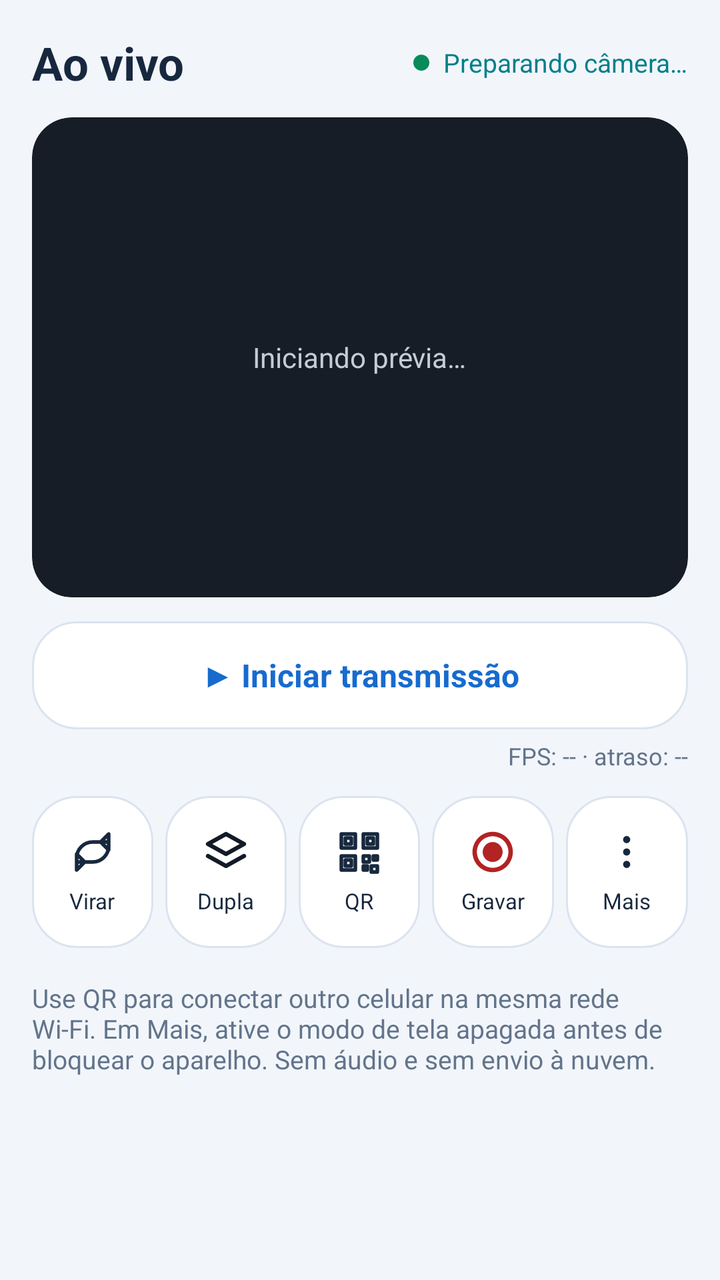
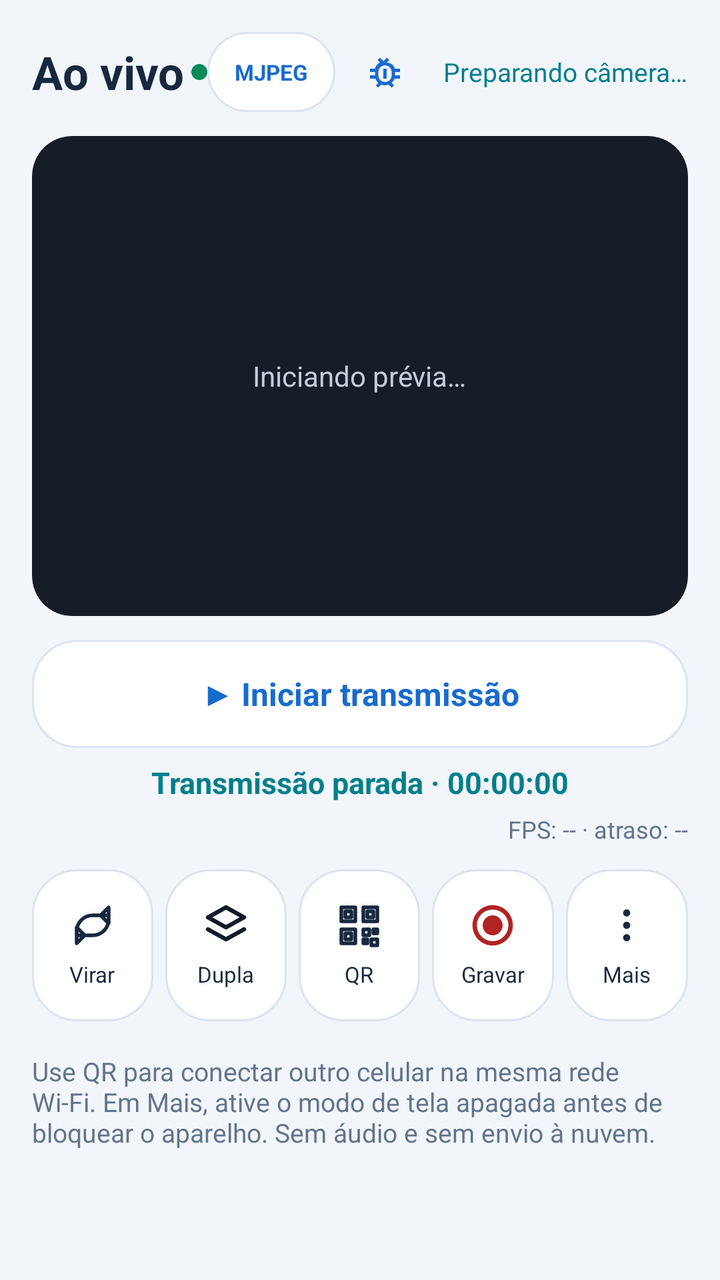

An Android layout rendered at two revisions. The XML below is the earlier revision; the diff shows what the commit changed to produce the second picture.
<!-- AndroidManifest.xml: application theme Theme.MinhaCamera -->
<!-- res/layout/activity_phone_camera.xml -->
<?xml version="1.0" encoding="utf-8"?>
<ScrollView xmlns:android="http://schemas.android.com/apk/res/android"
    android:layout_width="match_parent" android:layout_height="match_parent"
    android:background="@color/app_background" android:fillViewport="true">
    <LinearLayout android:layout_width="match_parent" android:layout_height="wrap_content" android:orientation="vertical" android:padding="16dp">
        <LinearLayout android:layout_width="match_parent" android:layout_height="wrap_content" android:gravity="center_vertical" android:orientation="horizontal"
            android:layout_marginBottom="12dp">
            <TextView android:layout_width="0dp" android:layout_weight="1" android:layout_height="wrap_content"
                android:text="@string/ui_live" android:textColor="@color/app_text" android:textSize="23sp" android:textStyle="bold"/>
            <View android:layout_width="8dp" android:layout_height="8dp" android:background="@drawable/bg_ui_live"/>
            <TextView android:id="@+id/phoneStatus" android:layout_width="wrap_content" android:layout_height="wrap_content"
                android:text="@string/phone_waiting" android:textColor="@color/brand_secondary" android:layout_marginStart="7dp" android:textSize="13sp"/>
        </LinearLayout>
        <FrameLayout android:id="@+id/phoneSinglePreview" android:layout_width="match_parent" android:layout_height="240dp"
            android:background="@drawable/bg_ui_preview" android:clipToOutline="true">
            <TextureView android:id="@+id/phonePreview" android:layout_width="match_parent" android:layout_height="match_parent"/>
            <ImageView android:id="@+id/phoneBackgroundPreview"
                android:layout_width="match_parent" android:layout_height="match_parent"
                android:scaleType="fitCenter" android:background="#000000"
                android:visibility="gone" android:contentDescription="@string/phone_camera" />
            <TextView android:id="@+id/phoneTelemetryPreview"
                android:layout_width="wrap_content" android:layout_height="wrap_content"
                android:layout_gravity="top|start" android:layout_margin="10dp"
                android:background="@drawable/bg_phone_telemetry" android:paddingStart="9dp"
                android:paddingEnd="9dp" android:paddingTop="6dp" android:paddingBottom="6dp"
                android:textSize="12sp" android:textStyle="bold" android:textColor="#FFFFFFFF"
                android:visibility="gone" android:contentDescription="@string/phone_battery_overlay_description" />
            <TextView android:id="@+id/previewPlaceholder" android:layout_width="wrap_content" android:layout_height="wrap_content"
                android:layout_gravity="center" android:text="@string/ui_preview_loading" android:textColor="#C4CCD7" android:textSize="14sp"/>
        </FrameLayout>
        <LinearLayout android:id="@+id/phoneDualPreview" android:layout_width="match_parent"
            android:layout_height="wrap_content" android:orientation="vertical" android:visibility="gone"
            android:background="@drawable/bg_ui_preview" android:padding="5dp">
            <ImageView android:id="@+id/phoneDualTop" android:layout_width="match_parent"
                android:layout_height="200dp" android:scaleType="fitCenter" android:background="#2B4756"
                android:contentDescription="@string/phone_back_camera" />
            <ImageView android:id="@+id/phoneDualBottom" android:layout_width="match_parent"
                android:layout_height="200dp" android:layout_marginTop="5dp" android:scaleType="fitCenter"
                android:background="#4B4255" android:contentDescription="@string/phone_front_camera" />
        </LinearLayout>
        <TextView android:id="@+id/phoneTransmissionToggle"
            android:layout_width="match_parent" android:layout_height="54dp"
            android:layout_marginTop="12dp" android:background="@drawable/bg_ui_card"
            android:clickable="true" android:focusable="true" android:gravity="center"
            android:text="@string/phone_transmit_start" android:textColor="@color/brand_primary"
            android:textStyle="bold" android:textSize="16sp" />
        <TextView android:id="@+id/phoneTxPerformance"
            android:layout_width="match_parent" android:layout_height="wrap_content"
            android:gravity="end" android:paddingTop="5dp"
            android:text="@string/phone_performance_waiting"
            android:textColor="@color/ui_muted" android:textSize="12sp" />
        <TextView android:id="@+id/phoneThermalWarning"
            android:layout_width="match_parent" android:layout_height="wrap_content"
            android:layout_marginTop="3dp" android:padding="7dp"
            android:background="@drawable/bg_phone_telemetry"
            android:textColor="#FFFFFFFF" android:textSize="12sp"
            android:visibility="gone" android:accessibilityLiveRegion="polite" />
        <LinearLayout android:layout_width="match_parent" android:layout_height="wrap_content"
            android:layout_marginTop="12dp" android:orientation="horizontal" android:baselineAligned="false">
            <LinearLayout android:id="@+id/phoneSwitch" android:layout_width="0dp" android:layout_weight="1"
                android:layout_height="76dp" android:layout_marginStart="0dp"
                android:layout_marginEnd="3dp" android:padding="4dp" android:gravity="center"
                android:background="@drawable/bg_ui_card" android:orientation="vertical" android:clickable="true"
                android:focusable="true" android:contentDescription="@string/ui_flip">
                <ImageView android:id="@+id/iconphoneSwitch"
                    android:layout_width="24dp" android:layout_height="24dp" android:src="@drawable/ic_ui_flip"
                    android:contentDescription="@null"/>
                <TextView android:id="@+id/labelphoneSwitch"
                    android:layout_width="wrap_content" android:layout_height="wrap_content" android:layout_marginTop="5dp"
                    android:text="@string/ui_flip" android:textColor="@color/app_text" android:textSize="11sp"/>
            </LinearLayout>
            <LinearLayout android:id="@+id/phoneDual" android:layout_width="0dp" android:layout_weight="1"
                android:layout_height="76dp" android:layout_marginStart="3dp"
                android:layout_marginEnd="3dp" android:padding="4dp" android:gravity="center"
                android:background="@drawable/bg_ui_card" android:orientation="vertical" android:clickable="true"
                android:focusable="true" android:contentDescription="@string/ui_dual">
                <ImageView android:id="@+id/iconphoneDual"
                    android:layout_width="24dp" android:layout_height="24dp" android:src="@drawable/ic_ui_dual"
                    android:contentDescription="@null"/>
                <TextView android:id="@+id/labelphoneDual"
                    android:layout_width="wrap_content" android:layout_height="wrap_content" android:layout_marginTop="5dp"
                    android:text="@string/ui_dual" android:textColor="@color/app_text" android:textSize="11sp"/>
            </LinearLayout>
            <LinearLayout android:id="@+id/phoneQr" android:layout_width="0dp" android:layout_weight="1"
                android:layout_height="76dp" android:layout_marginStart="3dp"
                android:layout_marginEnd="3dp" android:padding="4dp" android:gravity="center"
                android:background="@drawable/bg_ui_card" android:orientation="vertical" android:clickable="true"
                android:focusable="true" android:contentDescription="@string/ui_qr">
                <ImageView android:id="@+id/iconphoneQr"
                    android:layout_width="24dp" android:layout_height="24dp" android:src="@drawable/ic_ui_qr"
                    android:contentDescription="@null"/>
                <TextView android:id="@+id/labelphoneQr"
                    android:layout_width="wrap_content" android:layout_height="wrap_content" android:layout_marginTop="5dp"
                    android:text="@string/ui_qr" android:textColor="@color/app_text" android:textSize="11sp"/>
            </LinearLayout>
            <LinearLayout android:id="@+id/phoneRecord" android:layout_width="0dp" android:layout_weight="1"
                android:layout_height="76dp" android:layout_marginStart="3dp"
                android:layout_marginEnd="3dp" android:padding="4dp" android:gravity="center"
                android:background="@drawable/bg_ui_card" android:orientation="vertical" android:clickable="true"
                android:focusable="true" android:contentDescription="@string/ui_record">
                <ImageView android:id="@+id/phoneRecordIcon"
                    android:layout_width="24dp" android:layout_height="24dp" android:src="@drawable/ic_ui_record"
                    android:contentDescription="@null"/>
                <TextView android:id="@+id/phoneRecordLabel"
                    android:layout_width="wrap_content" android:layout_height="wrap_content" android:layout_marginTop="5dp"
                    android:text="@string/ui_record" android:textColor="@color/app_text" android:textSize="11sp"/>
            </LinearLayout>
            <LinearLayout android:id="@+id/phoneMore" android:layout_width="0dp" android:layout_weight="1"
                android:layout_height="76dp" android:layout_marginStart="3dp"
                android:layout_marginEnd="0dp" android:padding="4dp" android:gravity="center"
                android:background="@drawable/bg_ui_card" android:orientation="vertical" android:clickable="true"
                android:focusable="true" android:contentDescription="@string/ui_more_short">
                <ImageView android:id="@+id/iconphoneMore"
                    android:layout_width="24dp" android:layout_height="24dp" android:src="@drawable/ic_ui_more"
                    android:contentDescription="@null"/>
                <TextView android:id="@+id/labelphoneMore"
                    android:layout_width="wrap_content" android:layout_height="wrap_content" android:layout_marginTop="5dp"
                    android:text="@string/ui_more_short" android:textColor="@color/app_text" android:textSize="11sp"/>
            </LinearLayout>
        </LinearLayout>
        
        <View android:id="@+id/phoneRevoke" android:layout_width="1dp" android:layout_height="1dp" android:visibility="gone"/>
        <TextView android:layout_width="match_parent" android:layout_height="wrap_content" android:layout_marginTop="16dp"
            android:text="@string/ui_stream_instructions" android:textColor="@color/ui_muted" android:textSize="13sp"/>
        <TextView android:id="@+id/phoneAddress" android:layout_width="match_parent" android:layout_height="wrap_content"
            android:visibility="gone" android:text="@string/phone_no_address"/>
    </LinearLayout>
</ScrollView>
<!-- resources referenced by this layout -->
<resources>
  <color name="app_background">#F2F6FB</color>
  <color name="app_text">#17283E</color>
  <color name="brand_primary">#176BCE</color>
  <color name="brand_secondary">#007F8B</color>
  <color name="ui_muted">#63748B</color>
  <!-- drawable bg_phone_telemetry (drawable) -->
  <?xml version="1.0" encoding="utf-8"?>
  <shape xmlns:android="http://schemas.android.com/apk/res/android" android:shape="rectangle">
      <solid android:color="#C40B111B" />
      <corners android:radius="8dp" />
  </shape>
  <!-- drawable bg_ui_card (drawable) -->
  <?xml version="1.0" encoding="utf-8"?>
  <shape xmlns:android="http://schemas.android.com/apk/res/android" android:shape="rectangle">
      <solid android:color="@color/app_surface"/><corners android:radius="22dp"/>
      <stroke android:width="1dp" android:color="@color/app_outline"/>
  </shape>
  <!-- drawable bg_ui_live (drawable) -->
  <?xml version="1.0" encoding="utf-8"?>
  <shape xmlns:android="http://schemas.android.com/apk/res/android" android:shape="oval">
      <solid android:color="#078B59"/>
  </shape>
  <!-- drawable bg_ui_preview (drawable) -->
  <?xml version="1.0" encoding="utf-8"?>
  <shape xmlns:android="http://schemas.android.com/apk/res/android" android:shape="rectangle">
      <solid android:color="#171D27"/><corners android:radius="20dp"/>
  </shape>
  <!-- drawable ic_ui_record (drawable) -->
  <vector xmlns:android="http://schemas.android.com/apk/res/android" android:width="24dp" android:height="24dp" android:viewportWidth="24" android:viewportHeight="24">
      <path android:fillColor="@android:color/transparent" android:strokeColor="#B22323" android:strokeWidth="2.2" android:pathData="M12,3 A9,9 0 1,1 11.99,3"/>
      <path android:fillColor="#B22323" android:pathData="M12,7 A5,5 0 1,1 11.99,7" />
  </vector>
  <string name="phone_back_camera">Câmera traseira</string>
  <string name="phone_battery_overlay_description">Nível de carga e temperatura da bateria do celular transmissor</string>
  <string name="phone_camera">Câmera de celular</string>
  <string name="phone_front_camera">Câmera frontal</string>
  <string name="phone_no_address">A transmissão ainda não possui endereço.</string>
  <string name="phone_performance_waiting">FPS: -- · atraso: --</string>
  <string name="phone_transmit_start">▶ Iniciar transmissão</string>
  <string name="phone_waiting">Preparando câmera…</string>
  <string name="ui_dual">Dupla</string>
  <string name="ui_flip">Virar</string>
  <string name="ui_live">Ao vivo</string>
  <string name="ui_more_short">Mais</string>
  <string name="ui_preview_loading">Iniciando prévia…</string>
  <string name="ui_qr">QR</string>
  <string name="ui_record">Gravar</string>
  <string name="ui_stream_instructions">Use QR para conectar outro celular na mesma rede Wi-Fi. Em Mais, ative o modo de tela apagada antes de bloquear o aparelho. Sem áudio e sem envio à nuvem.</string>
  <color name="app_surface">#FFFFFF</color>
  <color name="app_outline">#DBE4EF</color>
  <color name="brand_on_primary">#FFFFFF</color>
  <!-- unchanged entries left out for length: 5 -->
</resources>

<!-- the commit's change to res/layout/activity_phone_camera.xml (unified diff, before → after) -->
@@ -8,6 +8,17 @@
             <TextView android:layout_width="0dp" android:layout_weight="1" android:layout_height="wrap_content"
                 android:text="@string/ui_live" android:textColor="@color/app_text" android:textSize="23sp" android:textStyle="bold"/>
             <View android:layout_width="8dp" android:layout_height="8dp" android:background="@drawable/bg_ui_live"/>
+            <TextView android:id="@+id/phoneCodecTop"
+                android:layout_width="wrap_content" android:layout_height="40dp"
+                android:minWidth="64dp" android:layout_marginEnd="4dp" android:paddingHorizontal="8dp"
+                android:gravity="center" android:background="@drawable/bg_ui_card"
+                android:text="MJPEG" android:textStyle="bold" android:textSize="11sp" android:textColor="@color/brand_primary"
+                android:clickable="true" android:focusable="true" android:contentDescription="@string/phone_codec_title"/>
+            <ImageView android:id="@+id/phoneDiagnosticTop"
+                android:layout_width="40dp" android:layout_height="40dp"
+                android:padding="10dp" android:layout_marginEnd="3dp"
+                android:src="@drawable/ic_ui_bug" android:background="?attr/selectableItemBackgroundBorderless"
+                android:clickable="true" android:focusable="true" android:contentDescription="@string/phone_diagnostic_title"/>
             <TextView android:id="@+id/phoneStatus" android:layout_width="wrap_content" android:layout_height="wrap_content"
                 android:text="@string/phone_waiting" android:textColor="@color/brand_secondary" android:layout_marginStart="7dp" android:textSize="13sp"/>
         </LinearLayout>
@@ -44,6 +55,11 @@
             android:clickable="true" android:focusable="true" android:gravity="center"
             android:text="@string/phone_transmit_start" android:textColor="@color/brand_primary"
             android:textStyle="bold" android:textSize="16sp" />
+        <TextView android:id="@+id/phoneTransmissionClock"
+            android:layout_width="match_parent" android:layout_height="wrap_content"
+            android:layout_marginTop="7dp" android:gravity="center"
+            android:text="@string/phone_clock_idle" android:textColor="@color/brand_secondary"
+            android:textStyle="bold" android:textSize="15sp"/>
         <TextView android:id="@+id/phoneTxPerformance"
             android:layout_width="match_parent" android:layout_height="wrap_content"
             android:gravity="end" android:paddingTop="5dp"
<!-- resource entries referenced after the edit -->
@@ -27,6 +27,12 @@
   <shape xmlns:android="http://schemas.android.com/apk/res/android" android:shape="rectangle">
       <solid android:color="#171D27"/><corners android:radius="20dp"/>
   </shape>
+  <!-- drawable ic_ui_bug (drawable) -->
+  <vector xmlns:android="http://schemas.android.com/apk/res/android"
+      android:width="24dp" android:height="24dp" android:viewportWidth="24" android:viewportHeight="24">
+      <path android:fillColor="@color/brand_primary"
+          android:pathData="M14,6.3L15.5,4.8 14.1,3.4 12.2,5.3a5.5,5.5 0,0 0,-0.4 0l-1.9,-1.9L8.5,4.8 10,6.3A5.8,5.8 0,0 0,7 10H4v2h3v2H4v2h3.2A5.9,5.9 0,0 0,9 18.5L7.5,20l1.4,1.4 1.9,-1.9c0.7,0.3 1.5,0.5 2.2,0.5s1.5,-0.2 2.2,-0.5l1.9,1.9 1.4,-1.4 -1.5,-1.5A5.9,5.9 0,0 0,18.8 16H22v-2h-3v-2h3v-2h-3A5.8,5.8 0,0 0,14 6.3zM13,18c-2.2,0 -4,-1.8 -4,-4v-2c0,-2.2 1.8,-4 4,-4s4,1.8 4,4v2c0,2.2 -1.8,4 -4,4zM12,10h2v6h-2z"/>
+  </vector>
   <!-- drawable ic_ui_record (drawable) -->
   <vector xmlns:android="http://schemas.android.com/apk/res/android" android:width="24dp" android:height="24dp" android:viewportWidth="24" android:viewportHeight="24">
       <path android:fillColor="@android:color/transparent" android:strokeColor="#B22323" android:strokeWidth="2.2" android:pathData="M12,3 A9,9 0 1,1 11.99,3"/>
@@ -35,6 +41,9 @@
   <string name="phone_back_camera">Câmera traseira</string>
   <string name="phone_battery_overlay_description">Nível de carga e temperatura da bateria do celular transmissor</string>
   <string name="phone_camera">Câmera de celular</string>
+  <string name="phone_clock_idle">Transmissão parada · 00:00:00</string>
+  <string name="phone_codec_title">Formato da transmissão</string>
+  <string name="phone_diagnostic_title">Diagnóstico da transmissão</string>
   <string name="phone_front_camera">Câmera frontal</string>
   <string name="phone_no_address">A transmissão ainda não possui endereço.</string>
   <string name="phone_performance_waiting">FPS: -- · atraso: --</string>
